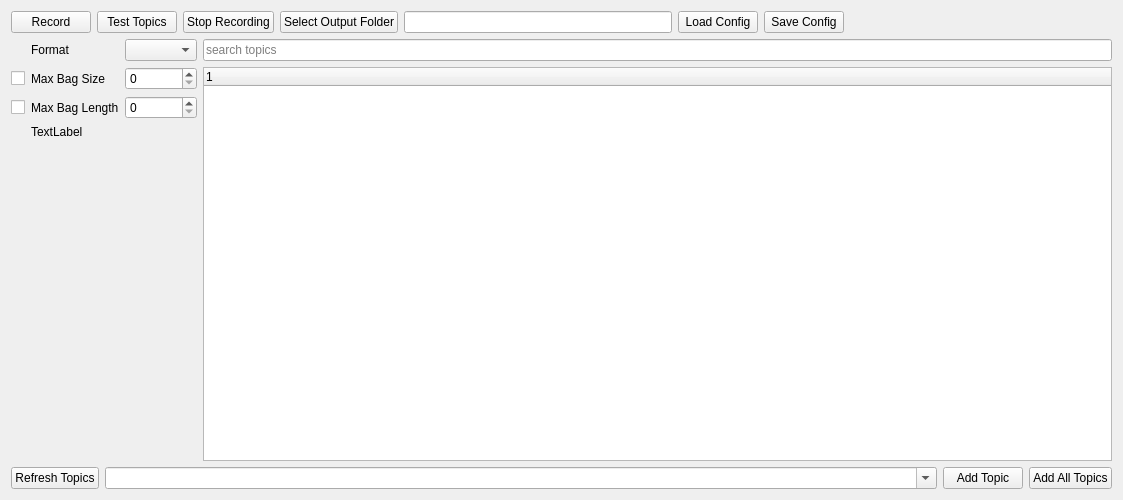
Before: the Qt Designer form resource/rqt_bag_recorder.ui in yschulz/rqt_bag_recorder, drawn with Qt 5.
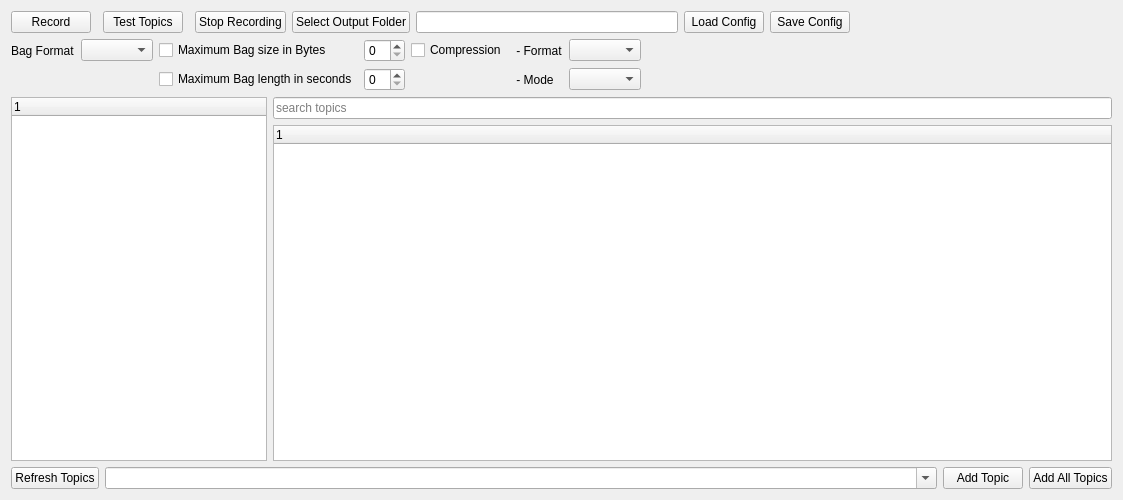
After: the same form once the commit is applied. Custom widgets are drawn as their Qt base class.

Commit message: adds progress bar and record indicator. Also makes changes to ui

What changed in the file:
```diff
--- a/resource/rqt_bag_recorder.ui
+++ b/resource/rqt_bag_recorder.ui
@@ -29,6 +29,16 @@
        </property>
       </widget>
      </item>
+     <item>
+      <widget class="rqt_bag_recorder::RecordDot" name="record_w" native="true">
+       <property name="sizePolicy">
+        <sizepolicy hsizetype="Fixed" vsizetype="Fixed">
+         <horstretch>0</horstretch>
+         <verstretch>0</verstretch>
+        </sizepolicy>
+       </property>
+      </widget>
+     </item>
      <item>
       <widget class="QPushButton" name="test_topics_button">
        <property name="text">
@@ -36,6 +46,16 @@
        </property>
       </widget>
      </item>
+     <item>
+      <widget class="rqt_bag_recorder::CPBar" name="test_w" native="true">
+       <property name="sizePolicy">
+        <sizepolicy hsizetype="Fixed" vsizetype="Fixed">
+         <horstretch>0</horstretch>
+         <verstretch>0</verstretch>
+        </sizepolicy>
+       </property>
+      </widget>
+     </item>
      <item>
       <widget class="QPushButton" name="stop_recording">
        <property name="text">
@@ -83,74 +103,99 @@
     </layout>
    </item>
    <item>
-    <layout class="QHBoxLayout" name="main_layout">
-     <item>
       <layout class="QGridLayout" name="options_layout">
-       <item row="2" column="0">
-        <widget class="QCheckBox" name="checkBox">
+     <item row="0" column="5">
+      <widget class="QCheckBox" name="o_compression_toggle">
          <property name="text">
-          <string/>
+        <string>Compression</string>
          </property>
         </widget>
        </item>
-       <item row="1" column="3">
-        <widget class="QSpinBox" name="o_mx_size_spin"/>
-       </item>
-       <item row="0" column="1">
-        <widget class="QLabel" name="o_format_label">
+     <item row="0" column="7">
+      <widget class="QComboBox" name="o_compression_format_cbox">
+       <property name="editable">
+        <bool>false</bool>
+       </property>
+      </widget>
+     </item>
+     <item row="2" column="4">
+      <widget class="QSpinBox" name="spinBox"/>
+     </item>
+     <item row="0" column="6">
+      <widget class="QLabel" name="o_compression_format_label">
          <property name="text">
-          <string>Format</string>
+        <string> - Format</string>
          </property>
         </widget>
        </item>
-       <item row="1" column="0">
-        <widget class="QCheckBox" name="o_mx_size_toggle">
+     <item row="2" column="3">
+      <widget class="QCheckBox" name="o_mx_length_toggle">
          <property name="text">
-          <string/>
+        <string>Maximum Bag length in seconds</string>
          </property>
         </widget>
        </item>
-       <item row="4" column="1">
-        <spacer name="verticalSpacer">
-         <property name="orientation">
-          <enum>Qt::Vertical</enum>
-         </property>
-         <property name="sizeHint" stdset="0">
-          <size>
-           <width>20</width>
-           <height>40</height>
-          </size>
-         </property>
-        </spacer>
+     <item row="2" column="7">
+      <widget class="QComboBox" name="o_compression_mode_cbox"/>
        </item>
        <item row="0" column="3">
+      <widget class="QCheckBox" name="o_mx_size_toggle">
+       <property name="text">
+        <string>Maximum Bag size in Bytes</string>
+       </property>
+      </widget>
+     </item>
+     <item row="0" column="0">
+      <widget class="QLabel" name="o_format_label">
+       <property name="text">
+        <string>Bag Format</string>
+       </property>
+      </widget>
+     </item>
+     <item row="0" column="1">
         <widget class="QComboBox" name="o_format_cbox"/>
        </item>
-       <item row="2" column="1">
-        <widget class="QLabel" name="o_mx_length_label">
-         <property name="text">
-          <string>Max Bag Length</string>
-         </property>
-        </widget>
-       </item>
-       <item row="1" column="1">
-        <widget class="QLabel" name="o_mx_size_label">
+     <item row="0" column="4">
+      <widget class="QSpinBox" name="o_mx_size_spin"/>
+     </item>
+     <item row="2" column="6">
+      <widget class="QLabel" name="o_compressio_mode_label">
          <property name="text">
-          <string>Max Bag Size</string>
+        <string> - Mode</string>
          </property>
         </widget>
        </item>
-       <item row="2" column="3">
-        <widget class="QSpinBox" name="spinBox"/>
-       </item>
-       <item row="3" column="1">
-        <widget class="QLabel" name="label">
-         <property name="text">
-          <string>TextLabel</string>
-         </property>
-        </widget>
-       </item>
-      </layout>
+     <item row="0" column="8">
+      <spacer name="horizontalSpacer">
+       <property name="orientation">
+        <enum>Qt::Horizontal</enum>
+       </property>
+       <property name="sizeHint" stdset="0">
+        <size>
+         <width>40</width>
+         <height>20</height>
+        </size>
+       </property>
+      </spacer>
+     </item>
+    </layout>
+   </item>
+   <item>
+    <layout class="QHBoxLayout" name="main_layout">
+     <item>
+      <widget class="QTreeWidget" name="treeWidget">
+       <property name="sizePolicy">
+        <sizepolicy hsizetype="Maximum" vsizetype="Expanding">
+         <horstretch>0</horstretch>
+         <verstretch>0</verstretch>
+        </sizepolicy>
+       </property>
+       <column>
+        <property name="text">
+         <string notr="true">1</string>
+        </property>
+       </column>
+      </widget>
      </item>
      <item>
       <layout class="QVBoxLayout" name="tree_layout">
@@ -217,6 +262,20 @@
    </item>
   </layout>
  </widget>
+ <customwidgets>
+  <customwidget>
+   <class>rqt_bag_recorder::CPBar</class>
+   <extends>QWidget</extends>
+   <header>rqt_bag_recorder/bag_recorder_widgets.hpp</header>
+   <container>1</container>
+  </customwidget>
+  <customwidget>
+   <class>rqt_bag_recorder::RecordDot</class>
+   <extends>QWidget</extends>
+   <header>rqt_bag_recorder/bag_recorder_widgets.hpp</header>
+   <container>1</container>
+  </customwidget>
+ </customwidgets>
  <resources/>
  <connections/>
 </ui>
```
Lines whose indentation alone changed are shown as unchanged. The commit also changes 6 other files.
